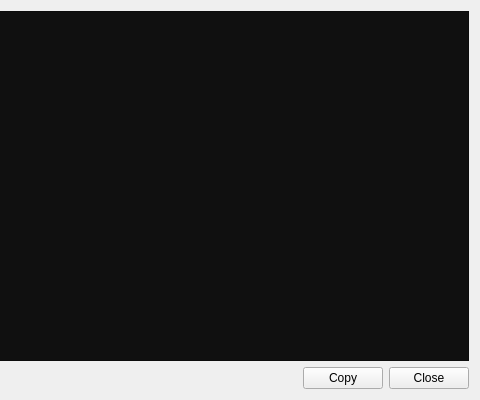
This is src/logwindow.ui in PacketImpact/lvpngui as Qt 5 draws it before an edit; both pictures show x 220 to 700 and y 0 to 400 of the 700 by 400 pixel window. The edited form follows.
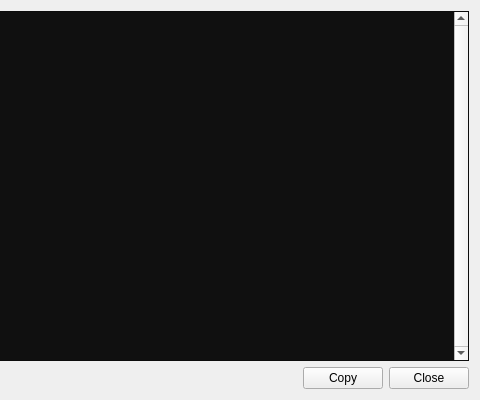
This is the edited form. Icons and pictures are not drawn.

```diff
--- a/src/logwindow.ui
+++ b/src/logwindow.ui
@@ -70,6 +70,9 @@
 	color: #ffffff;
 }</string>
      </property>
+     <property name="verticalScrollBarPolicy">
+      <enum>Qt::ScrollBarAlwaysOn</enum>
+     </property>
      <property name="readOnly">
       <bool>true</bool>
      </property>
```
